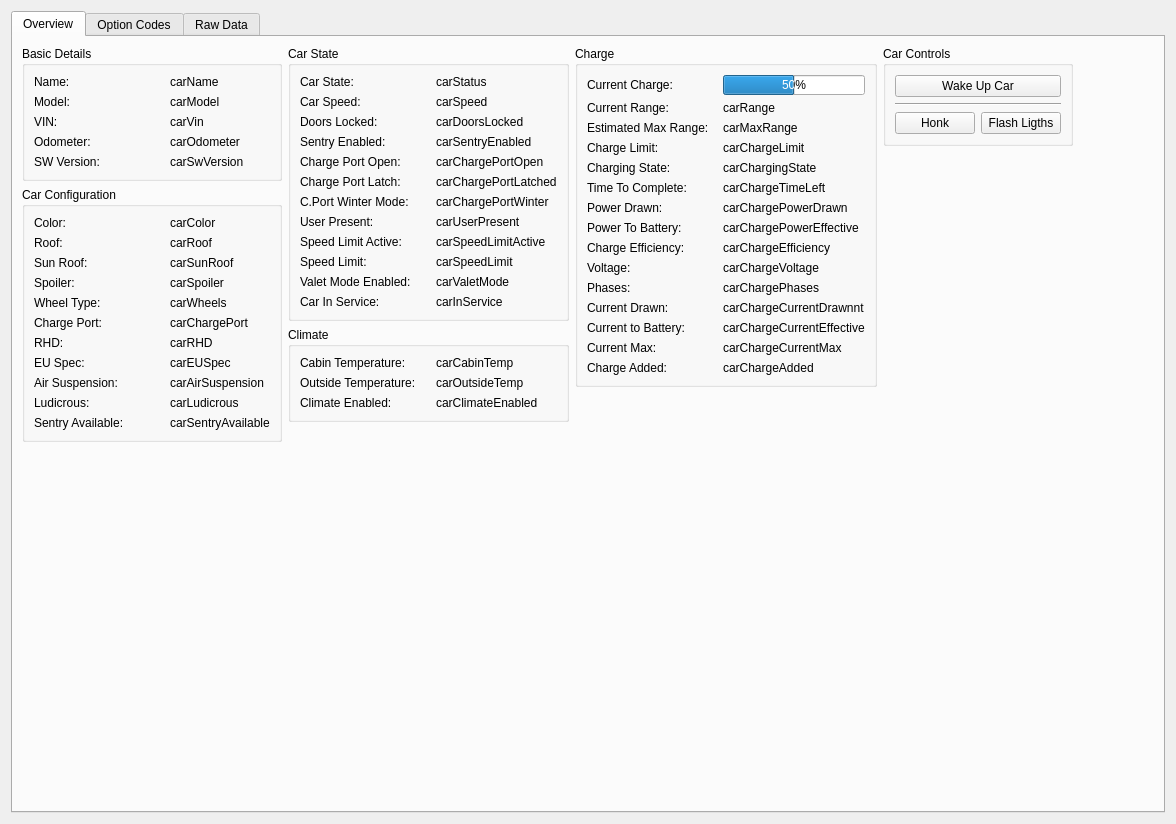
Before: the Qt Designer form ui/vehicle_view.ui in alvarosanchez/easy-tesla-remote, drawn with Qt 5.
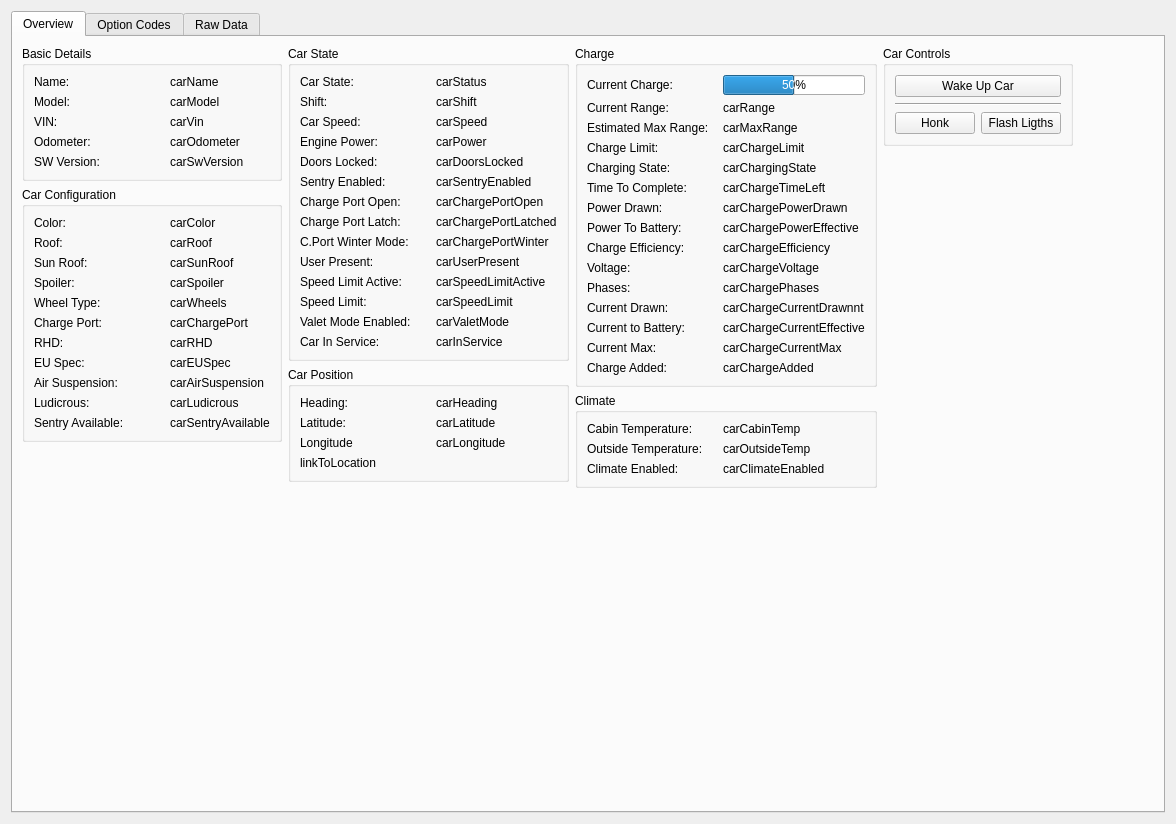
After: the same form once the commit is applied.

```diff
--- a/ui/vehicle_view.ui
+++ b/ui/vehicle_view.ui
@@ -576,7 +576,7 @@
                   </property>
                  </widget>
                 </item>
-                <item row="2" column="0">
+                <item row="4" column="0">
                  <widget class="QLabel" name="label_8">
                   <property name="minimumSize">
                    <size>
@@ -589,7 +589,7 @@
                   </property>
                  </widget>
                 </item>
-                <item row="2" column="1">
+                <item row="4" column="1">
                  <widget class="QLabel" name="carDoorsLocked">
                   <property name="text">
                    <string>carDoorsLocked</string>
@@ -605,7 +605,7 @@
                   </property>
                  </widget>
                 </item>
-                <item row="1" column="0">
+                <item row="2" column="0">
                  <widget class="QLabel" name="label_9">
                   <property name="minimumSize">
                    <size>
@@ -618,7 +618,7 @@
                   </property>
                  </widget>
                 </item>
-                <item row="1" column="1">
+                <item row="2" column="1">
                  <widget class="QLabel" name="carSpeed">
                   <property name="text">
                    <string>carSpeed</string>
@@ -634,7 +634,7 @@
                   </property>
                  </widget>
                 </item>
-                <item row="4" column="0">
+                <item row="6" column="0">
                  <widget class="QLabel" name="label_34">
                   <property name="minimumSize">
                    <size>
@@ -647,7 +647,7 @@
                   </property>
                  </widget>
                 </item>
-                <item row="4" column="1">
+                <item row="6" column="1">
                  <widget class="QLabel" name="carSentryEnabled">
                   <property name="text">
                    <string>carSentryEnabled</string>
@@ -663,14 +663,14 @@
                   </property>
                  </widget>
                 </item>
-                <item row="8" column="0">
+                <item row="10" column="0">
                  <widget class="QLabel" name="label_36">
                   <property name="text">
                    <string>User Present:</string>
                   </property>
                  </widget>
                 </item>
-                <item row="8" column="1">
+                <item row="10" column="1">
                  <widget class="QLabel" name="carUserPresent">
                   <property name="text">
                    <string>carUserPresent</string>
@@ -686,14 +686,14 @@
                   </property>
                  </widget>
                 </item>
-                <item row="9" column="0">
+                <item row="11" column="0">
                  <widget class="QLabel" name="label_37">
                   <property name="text">
                    <string>Speed Limit Active:</string>
                   </property>
                  </widget>
                 </item>
-                <item row="9" column="1">
+                <item row="11" column="1">
                  <widget class="QLabel" name="carSpeedLimitActive">
                   <property name="text">
                    <string>carSpeedLimitActive</string>
@@ -709,14 +709,14 @@
                   </property>
                  </widget>
                 </item>
-                <item row="10" column="0">
+                <item row="12" column="0">
                  <widget class="QLabel" name="label_38">
                   <property name="text">
                    <string>Speed Limit:</string>
                   </property>
                  </widget>
                 </item>
-                <item row="10" column="1">
+                <item row="12" column="1">
                  <widget class="QLabel" name="carSpeedLimit">
                   <property name="text">
                    <string>carSpeedLimit</string>
@@ -732,7 +732,7 @@
                   </property>
                  </widget>
                 </item>
-                <item row="11" column="1">
+                <item row="13" column="1">
                  <widget class="QLabel" name="carValetMode">
                   <property name="text">
                    <string>carValetMode</string>
@@ -748,21 +748,21 @@
                   </property>
                  </widget>
                 </item>
-                <item row="11" column="0">
+                <item row="13" column="0">
                  <widget class="QLabel" name="label_40">
                   <property name="text">
                    <string>Valet Mode Enabled:</string>
                   </property>
                  </widget>
                 </item>
-                <item row="5" column="0">
+                <item row="7" column="0">
                  <widget class="QLabel" name="label_41">
                   <property name="text">
                    <string>Charge Port Open:</string>
                   </property>
                  </widget>
                 </item>
-                <item row="5" column="1">
+                <item row="7" column="1">
                  <widget class="QLabel" name="carChargePortOpen">
                   <property name="text">
                    <string>carChargePortOpen</string>
@@ -778,14 +778,14 @@
                   </property>
                  </widget>
                 </item>
-                <item row="6" column="0">
+                <item row="8" column="0">
                  <widget class="QLabel" name="label_42">
                   <property name="text">
                    <string>Charge Port Latch:</string>
                   </property>
                  </widget>
                 </item>
-                <item row="6" column="1">
+                <item row="8" column="1">
                  <widget class="QLabel" name="carChargePortLatch">
                   <property name="text">
                    <string>carChargePortLatched</string>
@@ -801,14 +801,14 @@
                   </property>
                  </widget>
                 </item>
-                <item row="7" column="0">
+                <item row="9" column="0">
                  <widget class="QLabel" name="label_39">
                   <property name="text">
                    <string>C.Port Winter Mode:</string>
                   </property>
                  </widget>
                 </item>
-                <item row="7" column="1">
+                <item row="9" column="1">
                  <widget class="QLabel" name="carChargePortWinter">
                   <property name="text">
                    <string>carChargePortWinter</string>
@@ -824,14 +824,14 @@
                   </property>
                  </widget>
                 </item>
-                <item row="12" column="0">
+                <item row="14" column="0">
                  <widget class="QLabel" name="label_43">
                   <property name="text">
                    <string>Car In Service:</string>
                   </property>
                  </widget>
                 </item>
-                <item row="12" column="1">
+                <item row="14" column="1">
                  <widget class="QLabel" name="carInService">
                   <property name="text">
                    <string>carInService</string>
@@ -847,23 +847,65 @@
                   </property>
                  </widget>
                 </item>
+                <item row="1" column="0">
+                 <widget class="QLabel" name="label_48">
+                  <property name="text">
+                   <string>Shift:</string>
+                  </property>
+                 </widget>
+                </item>
+                <item row="1" column="1">
+                 <widget class="QLabel" name="carShift">
+                  <property name="text">
+                   <string>carShift</string>
+                  </property>
+                  <property name="jsonAttribute" stdset="0">
+                   <string notr="true">drive_state.shift_state</string>
+                  </property>
+                  <property name="valueAdapter" stdset="0">
+                   <string notr="true">string</string>
+                  </property>
+                  <property name="targetProperty" stdset="0">
+                   <string notr="true">text</string>
+                  </property>
+                 </widget>
+                </item>
+                <item row="3" column="0">
+                 <widget class="QLabel" name="label_49">
+                  <property name="text">
+                   <string>Engine Power:</string>
+                  </property>
+                 </widget>
+                </item>
+                <item row="3" column="1">
+                 <widget class="QLabel" name="carPower">
+                  <property name="text">
+                   <string>carPower</string>
+                  </property>
+                  <property name="jsonAttribute" stdset="0">
+                   <string notr="true">drive_state.power</string>
+                  </property>
+                  <property name="valueAdapter" stdset="0">
+                   <string notr="true">string_power</string>
+                  </property>
+                  <property name="targetProperty" stdset="0">
+                   <string notr="true">text</string>
+                  </property>
+                 </widget>
+                </item>
                </layout>
               </widget>
              </item>
              <item>
-              <widget class="QGroupBox" name="groupBox_4">
-               <property name="sizePolicy">
-                <sizepolicy hsizetype="Preferred" vsizetype="Minimum">
-                 <horstretch>0</horstretch>
-                 <verstretch>0</verstretch>
-                </sizepolicy>
-               </property>
+              <widget class="QGroupBox" name="groupBox_7">
                <property name="title">
-                <string>Climate</string>
+                <string>Car Position</string>
                </property>
-               <layout class="QFormLayout" name="formLayout_7">
+               <layout class="QVBoxLayout" name="verticalLayout_13">
+                <item>
+                 <layout class="QFormLayout" name="formLayout_20">
                 <item row="0" column="0">
-                 <widget class="QLabel" name="label_15">
+                   <widget class="QLabel" name="label_55">
                   <property name="minimumSize">
                    <size>
                     <width>130</width>
@@ -871,14 +913,14 @@
                    </size>
                   </property>
                   <property name="text">
-                   <string>Cabin Temperature:</string>
+                     <string>Heading:</string>
                   </property>
                  </widget>
                 </item>
                 <item row="0" column="1">
-                 <widget class="QLabel" name="carCabinTemp">
+                   <widget class="QLabel" name="carHeading">
                   <property name="text">
-                   <string>carCabinTemp</string>
+                     <string>carHeading</string>
                   </property>
                   <property name="jsonAttribute" stdset="0">
                    <string>climate_state.inside_temp</string>
@@ -892,22 +934,16 @@
                  </widget>
                 </item>
                 <item row="1" column="0">
-                 <widget class="QLabel" name="label_16">
-                  <property name="minimumSize">
-                   <size>
-                    <width>130</width>
-                    <height>0</height>
-                   </size>
-                  </property>
+                   <widget class="QLabel" name="label_51">
                   <property name="text">
-                   <string>Outside Temperature:</string>
+                     <string>Latitude:</string>
                   </property>
                  </widget>
                 </item>
                 <item row="1" column="1">
-                 <widget class="QLabel" name="carOutsideTemp">
+                   <widget class="QLabel" name="carLatitude">
                   <property name="text">
-                   <string>carOutsideTemp</string>
+                     <string>carLatitude</string>
                   </property>
                   <property name="jsonAttribute" stdset="0">
                    <string notr="true">climate_state.outside_temp</string>
@@ -921,28 +957,40 @@
                  </widget>
                 </item>
                 <item row="2" column="0">
-                 <widget class="QLabel" name="label_17">
-                  <property name="minimumSize">
-                   <size>
-                    <width>130</width>
-                    <height>0</height>
-                   </size>
-                  </property>
+                   <widget class="QLabel" name="label_53">
                   <property name="text">
-                   <string>Climate Enabled:</string>
+                     <string>Longitude</string>
                   </property>
                  </widget>
                 </item>
                 <item row="2" column="1">
-                 <widget class="QLabel" name="carClimateEnabled">
+                   <widget class="QLabel" name="carLongitude">
                   <property name="text">
-                   <string>carClimateEnabled</string>
+                     <string>carLongitude</string>
                   </property>
                   <property name="jsonAttribute" stdset="0">
                    <string notr="true">climate_state.is_climate_on</string>
                   </property>
                   <property name="valueAdapter" stdset="0">
                    <string notr="true">string</string>
+                    </property>
+                   </widget>
+                  </item>
+                 </layout>
+                </item>
+                <item>
+                 <widget class="QLabel" name="linkToLocation">
+                  <property name="text">
+                   <string>linkToLocation</string>
+                  </property>
+                  <property name="openExternalLinks">
+                   <bool>true</bool>
+                  </property>
+                  <property name="jsonAttribute" stdset="0">
+                   <string notr="true">placeholder</string>
+                  </property>
+                  <property name="valueAdapter" stdset="0">
+                   <string notr="true">location_link</string>
                   </property>
                   <property name="targetProperty" stdset="0">
                    <string notr="true">text</string>
@@ -1404,6 +1452,108 @@
                </layout>
               </widget>
              </item>
+             <item>
+              <widget class="QGroupBox" name="groupBox_4">
+               <property name="sizePolicy">
+                <sizepolicy hsizetype="Preferred" vsizetype="Minimum">
+                 <horstretch>0</horstretch>
+                 <verstretch>0</verstretch>
+                </sizepolicy>
+               </property>
+               <property name="title">
+                <string>Climate</string>
+               </property>
+               <layout class="QFormLayout" name="formLayout_7">
+                <item row="0" column="0">
+                 <widget class="QLabel" name="label_15">
+                  <property name="minimumSize">
+                   <size>
+                    <width>130</width>
+                    <height>0</height>
+                   </size>
+                  </property>
+                  <property name="text">
+                   <string>Cabin Temperature:</string>
+                  </property>
+                 </widget>
+                </item>
+                <item row="0" column="1">
+                 <widget class="QLabel" name="carCabinTemp">
+                  <property name="text">
+                   <string>carCabinTemp</string>
+                  </property>
+                  <property name="jsonAttribute" stdset="0">
+                   <string>climate_state.inside_temp</string>
+                  </property>
+                  <property name="valueAdapter" stdset="0">
+                   <string notr="true">string_temperature</string>
+                  </property>
+                  <property name="targetProperty" stdset="0">
+                   <string notr="true">text</string>
+                  </property>
+                 </widget>
+                </item>
+                <item row="1" column="0">
+                 <widget class="QLabel" name="label_16">
+                  <property name="minimumSize">
+                   <size>
+                    <width>130</width>
+                    <height>0</height>
+                   </size>
+                  </property>
+                  <property name="text">
+                   <string>Outside Temperature:</string>
+                  </property>
+                 </widget>
+                </item>
+                <item row="1" column="1">
+                 <widget class="QLabel" name="carOutsideTemp">
+                  <property name="text">
+                   <string>carOutsideTemp</string>
+                  </property>
+                  <property name="jsonAttribute" stdset="0">
+                   <string notr="true">climate_state.outside_temp</string>
+                  </property>
+                  <property name="valueAdapter" stdset="0">
+                   <string notr="true">string_temperature</string>
+                  </property>
+                  <property name="targetProperty" stdset="0">
+                   <string notr="true">text</string>
+                  </property>
+                 </widget>
+                </item>
+                <item row="2" column="0">
+                 <widget class="QLabel" name="label_17">
+                  <property name="minimumSize">
+                   <size>
+                    <width>130</width>
+                    <height>0</height>
+                   </size>
+                  </property>
+                  <property name="text">
+                   <string>Climate Enabled:</string>
+                  </property>
+                 </widget>
+                </item>
+                <item row="2" column="1">
+                 <widget class="QLabel" name="carClimateEnabled">
+                  <property name="text">
+                   <string>carClimateEnabled</string>
+                  </property>
+                  <property name="jsonAttribute" stdset="0">
+                   <string notr="true">climate_state.is_climate_on</string>
+                  </property>
+                  <property name="valueAdapter" stdset="0">
+                   <string notr="true">string</string>
+                  </property>
+                  <property name="targetProperty" stdset="0">
+                   <string notr="true">text</string>
+                  </property>
+                 </widget>
+                </item>
+               </layout>
+              </widget>
+             </item>
              <item>
               <spacer name="verticalSpacer_2">
                <property name="orientation">
```
Left out of the diff: 17 changed lines with no effect on the pictures. Lines whose indentation alone changed are shown as unchanged.
